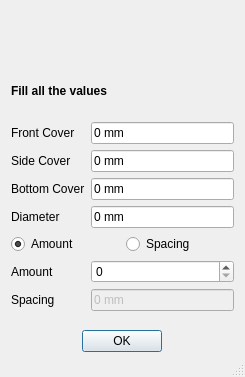
Old version of the form StraightRebar.ui in the repository amrit3701/FreeCAD-Reinforcement.
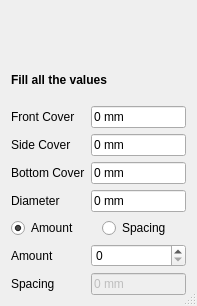
New version of the form. Custom widgets are drawn as their Qt base class.

Commit message: added standard buttons and title name of the task panel

```diff
--- a/StraightRebar.ui
+++ b/StraightRebar.ui
@@ -6,8 +6,8 @@
    <rect>
     <x>0</x>
     <y>0</y>
-    <width>245</width>
-    <height>377</height>
+    <width>197</width>
+    <height>306</height>
    </rect>
   </property>
   <property name="windowTitle">
@@ -23,25 +23,6 @@
    <bool>false</bool>
   </property>
   <layout class="QGridLayout" name="gridLayout">
-   <item row="4" column="0" alignment="Qt::AlignHCenter|Qt::AlignVCenter">
-    <widget class="QPushButton" name="submit">
-     <property name="enabled">
-      <bool>true</bool>
-     </property>
-     <property name="sizePolicy">
-      <sizepolicy hsizetype="Minimum" vsizetype="Minimum">
-       <horstretch>0</horstretch>
-       <verstretch>0</verstretch>
-      </sizepolicy>
-     </property>
-     <property name="text">
-      <string>OK</string>
-     </property>
-     <property name="checkable">
-      <bool>true</bool>
-     </property>
-    </widget>
-   </item>
    <item row="1" column="0">
     <widget class="QLabel" name="heading">
      <property name="font">
```
Left out of the diff: 1 changed line with no effect on the pictures. The commit also changes 3 other files.
